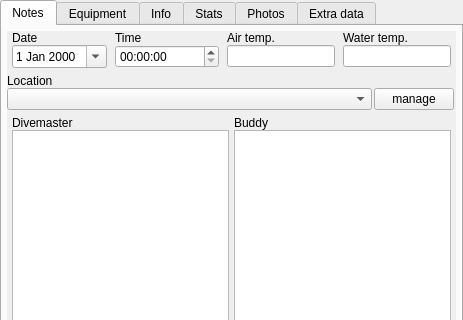
subsurface/subsurface, file qt-ui/maintab.ui: the form before one commit; both pictures show x 0 to 463 and y 0 to 320 of the 463 by 815 pixel window.
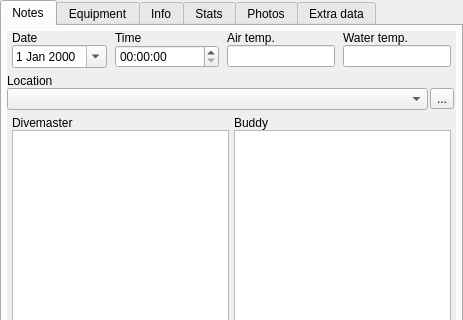
The form after the commit. Icons and pictures are not drawn. Custom widgets are drawn as their Qt base class.

Commit message:
Create a new DiveSite when user clicks on add
Also reorganized a bit of the code, and renamed a few misleading methods.

[Dirk Hohndel: remove some C++11 code]

```diff
--- a/qt-ui/maintab.ui
+++ b/qt-ui/maintab.ui
@@ -55,8 +55,8 @@
         <rect>
          <x>0</x>
          <y>0</y>
-         <width>447</width>
-         <height>766</height>
+         <width>445</width>
+         <height>760</height>
         </rect>
        </property>
        <layout class="QVBoxLayout" name="verticalLayout_3">
@@ -196,9 +196,13 @@
              </widget>
             </item>
             <item>
-             <widget class="QPushButton" name="manageDiveSite">
+             <widget class="QToolButton" name="addDiveSite">
               <property name="text">
-               <string>manage</string>
+               <string>...</string>
+              </property>
+              <property name="icon">
+               <iconset resource="../subsurface.qrc">
+                <normaloff>:/plus</normaloff>:/plus</iconset>
               </property>
              </widget>
             </item>
```
Left out of the diff: 12 changed lines with no effect on the pictures. The commit also changes 6 other files.
